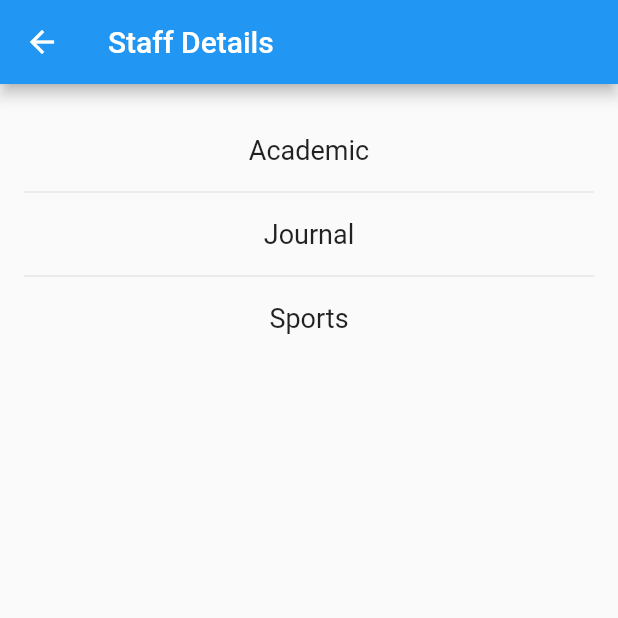
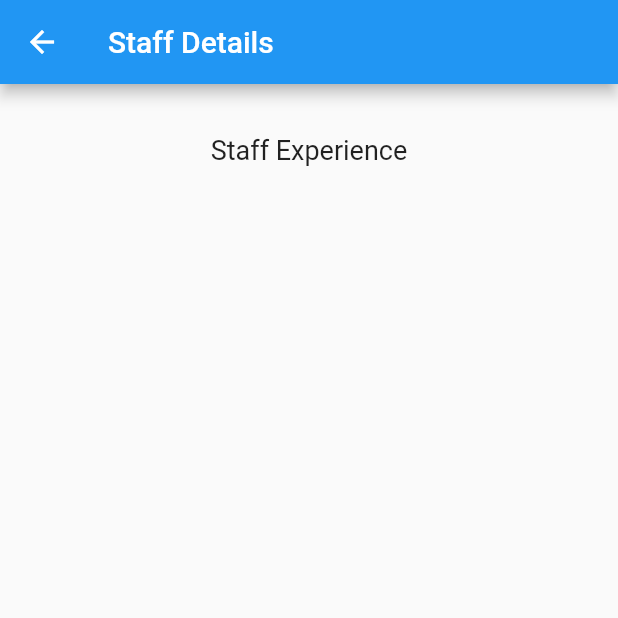
Before and after one commit to prabanjanraja/naac_accreditation_portal, a Flutter app: the DetailsView screen opened by its route, on a phone screen of 412 x 824 dp, the top half of it. Run offline on Flutter 3.47's test engine with Material 2 defaults, Android fonts, the phone set to English and light mode, and no system bars; our stand-ins replace cloud_firestore, firebase_auth, flutter_spinkit; accounts and stored records are empty.

Commit message:
stores experience in the datastore

```diff
--- /dev/null
+++ b/lib/models/academic.dart
@@ -0,0 +1,3 @@
+class AcademicDetailsModel {
+  String name;
+}
--- a/lib/public/data.dart
+++ b/lib/public/data.dart
@@ -1,9 +1,12 @@
 import 'package:flutter/material.dart';
+import 'package:naac_accreditation_portal/screens/staff_experience/staff_experience_list.dart';
 
-List<String> staffDetails = [
-  'Academic',
-  'Journal',
-  'Sports',
-];
+Map<String, Widget> staffDetails = {
+  'Staff Experience': StaffExperienceList(),
+};
+//   'Staff Experience',
+//   'Journal',
+//   'Sports',
+// ];
 
 final biggerFont = TextStyle(fontSize: 18.0);
--- a/lib/screens/staffDetails.dart
+++ b/lib/screens/staffDetails.dart
@@ -2,19 +2,33 @@ import 'package:flutter/material.dart';
 import 'package:naac_accreditation_portal/public/data.dart';
 
 class DetailsView extends StatelessWidget {
-  final tiles = staffDetails.map(
-    (e) => ListTile(
+  @override
+  Widget build(BuildContext context) {
+    final tiles = staffDetails.keys.map(
+      (String e) => ListTile(
         title: Center(
           child: Text(
             e,
             style: biggerFont,
           ),
         ),
+        onTap: () {
+          Navigator.of(context).push(
+            MaterialPageRoute<void>(
+              builder: (BuildContext context) {
+                return Scaffold(
+                  appBar: AppBar(
+                    title: Text(e),
+                  ),
+                  body: staffDetails[e],
+                );
+              },
+            ),
+          );
+        },
       ),
     );
 
-  @override
-  Widget build(BuildContext context) {
     final divided = ListTile.divideTiles(
       context: context,
       tiles: tiles,
--- /dev/null
+++ b/lib/screens/staff_details_list.dart
@@ -0,0 +1,15 @@
+import 'package:flutter/material.dart';
+
+class StaffDetailsList extends StatefulWidget {
+  @override
+  StaffDetailsListState createState() => StaffDetailsListState();
+}
+
+class StaffDetailsListState extends State<StaffDetailsList> {
+  @override
+  Widget build(BuildContext context) {
+    return MaterialApp(
+      title: 'Staff Details',
+    );
+  }
+}
--- a/lib/services/database.dart
+++ b/lib/services/database.dart
@@ -1,19 +1,16 @@
 import 'package:cloud_firestore/cloud_firestore.dart';
 import 'package:naac_accreditation_portal/models/User.dart';
+import 'package:naac_accreditation_portal/screens/staff_experience/staff_experience.dart';
+
+final CollectionReference datastore =
+    FirebaseFirestore.instance.collection('staffs');
 
 class DataBaseService {
-  final CollectionReference datastore =
-      FirebaseFirestore.instance.collection('staffs');
-
   final String uid;
 
   DataBaseService(this.uid);
 
   Future update(PersonalDetails user) async {
-    // // await datastore.doc(uid).update({
-    //   'user id': user.uid,
-    //   'name': user.name,
-    // });
     print('update on database');
     await datastore.doc(uid).set(
       {
@@ -27,4 +24,22 @@ class DataBaseService {
       SetOptions(merge: true),
     );
   }
+
+  Future<void> addExperienceToDB({StaffExperience experience}) async {
+    print('Add staff Experience');
+
+    await datastore.doc(uid).collection('experience').doc().set(
+      {
+        'Org Name': experience.orgName,
+        'Designation': experience.designation,
+        'From Date': experience.fromDate,
+        'To Date': experience.toDate,
+        'total experience': experience.totalExperience,
+      },
+      SetOptions(merge: true),
+    );
+  }
 }
+
+CustomUser currentUser;
+DataBaseService userDataBase;
```
Also changed, not shown: lib/HomePage/PersonalDetails.dart (+4 -6 lines), lib/screens/academicDetails.dart (deleted, +0 -8 lines), lib/screens/staff_experience/add_experience.dart (added, +112 -0 lines), lib/screens/staff_experience/staff_experience.dart (added, +17 -0 lines), lib/screens/staff_experience/staff_experience_list.dart (added, +37 -0 lines), lib/screens/staff_experience/staff_experience_page.dart (added, +11 -0 lines), 1 other file. Lines whose indentation alone changed are shown as unchanged.
